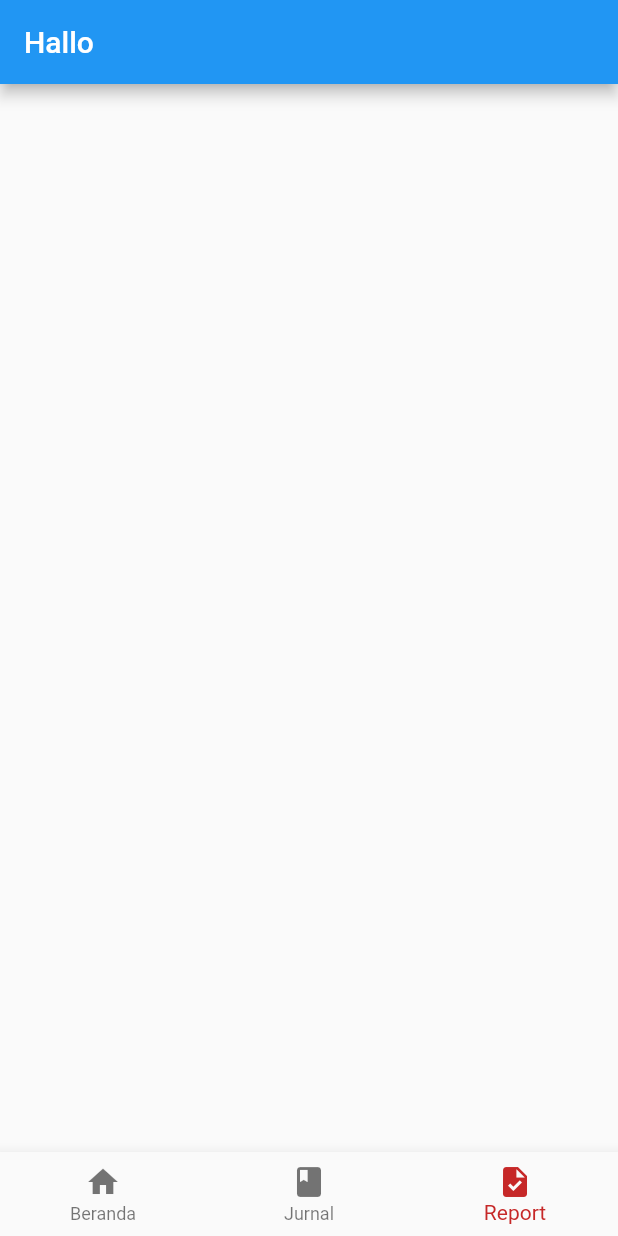
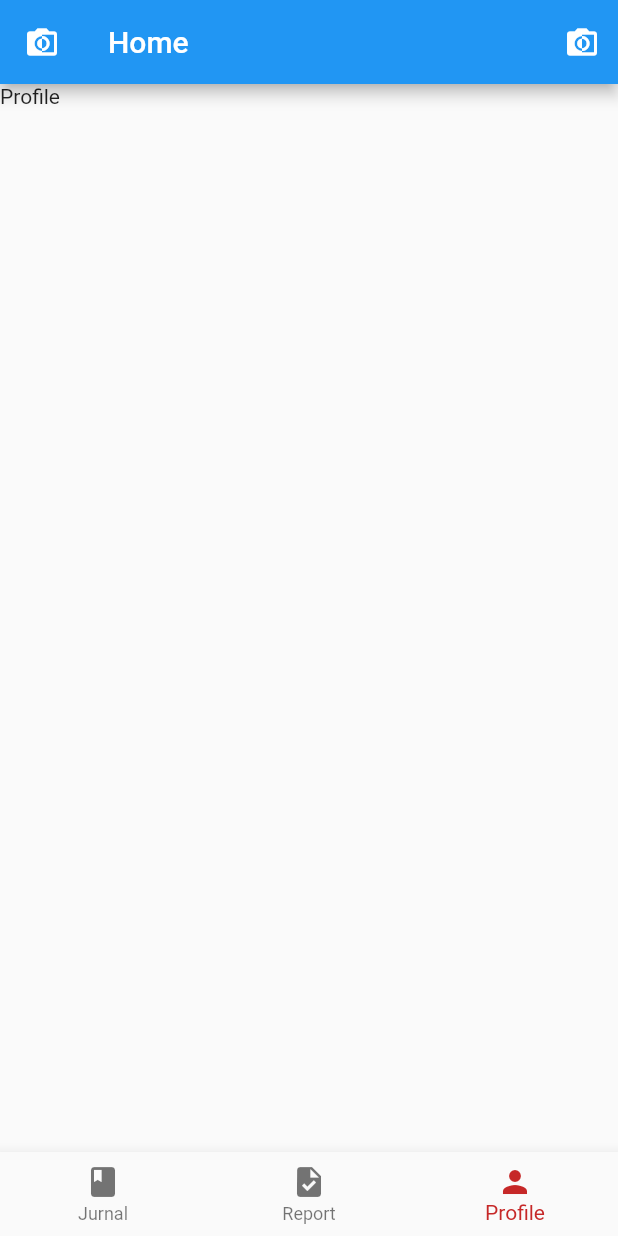
Before and after one commit to Miftah28/mpklmobile, a Flutter app: the screen it shows after launch, item 3 of the bottom bar chosen, on a phone screen of 412 x 824 dp. Run offline on Flutter 3.47's test engine with Material 2 defaults, Android fonts, the phone set to English and light mode, and no system bars; our stand-ins replace get, hexcolor.

Commit message:
30 Mei 2023 2

```diff
--- a/lib/view/Navigation.dart
+++ b/lib/view/Navigation.dart
@@ -2,6 +2,9 @@ import 'package:flutter/material.dart';
 import 'package:mpklver4/view/jurnal_screen.dart';
 import 'package:mpklver4/view/login_screen.dart';
 import 'package:mpklver4/view/tugas_screen.dart';
+import 'package:mpklver4/view/Profile.dart';
+import 'package:mpklver4/view/home_screen.dart';
+
 
 class Navigation extends StatefulWidget {
   const Navigation({super.key});
@@ -15,9 +18,9 @@ class _NavigationState extends State<Navigation> {
   static const TextStyle optionStyle =
       TextStyle(fontSize: 30, fontWeight: FontWeight.bold);
   static const List<Widget> _widgetOptions = <Widget>[
-    LoginScreen(),
     Jurnal(),
     Tugas(),
+    Profile(),
   ];
 
   void _onItemTapped(int index) {
@@ -35,16 +38,16 @@ class _NavigationState extends State<Navigation> {
       bottomNavigationBar: BottomNavigationBar(
         items: const <BottomNavigationBarItem>[
           BottomNavigationBarItem(
-            icon: Icon(Icons.home),
-            label: 'Beranda',
-          ),
-          BottomNavigationBarItem(
             icon: Icon(Icons.book),
             label: 'Jurnal',
           ),
           BottomNavigationBarItem(
             icon: Icon(Icons.task),
             label: 'Report',
+          ),
+          BottomNavigationBarItem(
+            icon: Icon(Icons.person),
+            label: 'Profile',
           ),
         ],
         currentIndex: _selectedIndex,
--- /dev/null
+++ b/lib/view/Profile.dart
@@ -0,0 +1,25 @@
+import 'package:flutter/material.dart';
+
+class Profile extends StatefulWidget {
+  const Profile({super.key});
+
+  @override
+  State<Profile> createState() => _ProfileState();
+}
+
+class _ProfileState extends State<Profile> {
+  @override
+  Widget build(BuildContext context) {
+    var isDark = MediaQuery.of(context).platformBrightness == Brightness.dark;
+    return Scaffold(
+      appBar: AppBar(
+        leading: IconButton(onPressed: (){}, icon: Icon(isDark? Icons.sunny : Icons.monochrome_photos)),
+        title: Text("Home"),
+        actions: [
+          IconButton(onPressed: () {}, icon: Icon(isDark? Icons.sunny : Icons.monochrome_photos))
+        ],
+      ),
+      body: Text("Profile"),
+    );
+  }
+}
```
Also changed, not shown: lib/view/home_screen.dart (added, +20 -0 lines).
